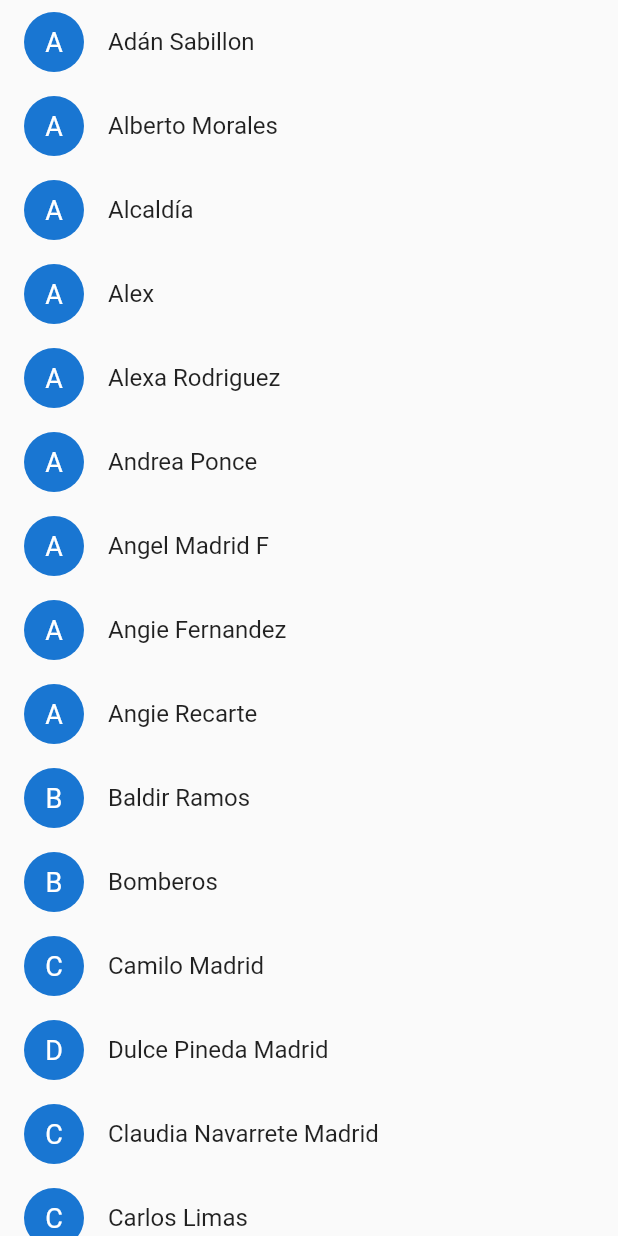
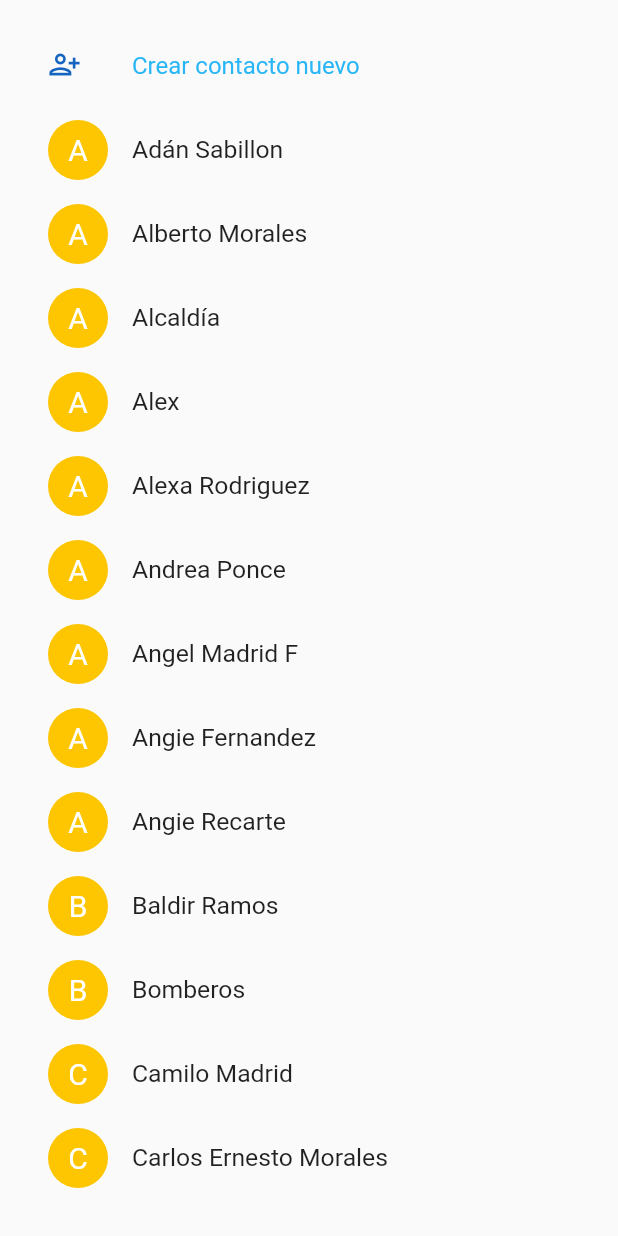
Before and after one commit to DMadrid03/LP-JDSM, a Flutter app: the screen it shows after launch, on a phone screen of 412 x 824 dp. Run offline on Flutter 3.47's test engine with Material 2 defaults, Android fonts, the phone set to English and light mode, and no system bars.

Commit message:
Colores aleatorios al circle avatar y ordenando la lista

```diff
--- a/tarea_2_0/lib/contact_detail.dart
+++ b/tarea_2_0/lib/contact_detail.dart
@@ -2,12 +2,22 @@ import 'package:flutter/material.dart';
 import 'package:tarea_2_0/ListTileIconButton.dart';
 import 'package:tarea_2_0/custom_buttons.dart';
 import 'package:tarea_2_0/custom_list_tile.dart';
+
+class ContactArguments {
+  final String name;
+  final String telNumber;
+  final String email;
+
+  ContactArguments(this.name, this.telNumber, this.email);
+}
 
 class ContactDetail extends StatelessWidget {
   const ContactDetail({super.key});
 
   @override
   Widget build(BuildContext context) {
+    final parameters =
+        ModalRoute.of(context)!.settings.arguments as ContactArguments;
     return Scaffold(
       appBar: AppBar(
         backgroundColor: Colors.white,
@@ -18,12 +28,12 @@ class ContactDetail extends StatelessWidget {
         child: SingleChildScrollView(
           child: Column(
             children: [
-              const CircleAvatar(
+              CircleAvatar(
                 radius: 50,
-                backgroundColor: Color(0xffdc3c6c),
+                backgroundColor: const Color(0xffdc3c6c),
                 child: Text(
-                  'P',
-                  style: TextStyle(
+                  parameters.name[0],
+                  style: const TextStyle(
                     fontSize: 60,
                     color: Colors.white,
                   ),
--- a/tarea_2_0/lib/contacts_page.dart
+++ b/tarea_2_0/lib/contacts_page.dart
@@ -1,196 +1,253 @@
 import 'package:flutter/material.dart';
+import 'dart:math';
+
+import 'package:tarea_2_0/contact_detail.dart';
 
 class ContactsPage extends StatelessWidget {
   ContactsPage({super.key});
 
   List<Map<String, dynamic>> contactos = [
     {
-      'Nombre': 'Adán Sabillon',
-      'Teléfono': '9933-5309',
-      'Correo': 'adans@unah.hn'
+      "Nombre": "Adán Sabillon",
+      "Teléfono": "9933-5309",
+      "Correo": "adans@unah.hn"
     },
     {
-      'Nombre': 'Alberto Morales',
-      'Teléfono': '9995-0819',
-      'Correo': 'a_morales@hotmail.com',
+      "Nombre": "Alberto Morales",
+      "Teléfono": "9995-0819",
+      "Correo": "a_morales@hotmail.com"
+    },
+    {"Nombre": "Alcaldía", "Teléfono": "100", "Correo": "a@gmail.com"},
+    {"Nombre": "Alex", "Teléfono": "9718-1620", "Correo": "rfig@gmail.com"},
+    {
+      "Nombre": "Alexa Rodriguez",
+      "Teléfono": "9642-3556",
+      "Correo": "a_rod@gmail.com"
+    },
+    {"Nombre": "Andrea Ponce", "Teléfono": "9777-3508", "Correo": "@gmail.com"},
+    {
+      "Nombre": "Angel Madrid F",
+      "Teléfono": "9679-4310",
+      "Correo": "amadrid@gmail.com"
     },
     {
-      'Nombre': 'Alcaldía',
-      'Teléfono': '100',
-      'Correo': 'a@gmail.com',
+      "Nombre": "Angie Fernandez",
+      "Teléfono": "9856-3226",
+      "Correo": "angi3fer@gmail.com"
     },
     {
-      'Nombre': 'Alex',
-      'Teléfono': '9718-1620',
-      'Correo': 'rfig@gmail.com',
+      "Nombre": "Angie Recarte",
+      "Teléfono": "3973-6009",
+      "Correo": "anicoleR@gmail.com"
     },
     {
-      'Nombre': 'Alexa Rodriguez',
-      'Teléfono': '9642-3556',
-      'Correo': 'a_rod@gmail.com',
+      "Nombre": "Baldir Ramos",
+      "Teléfono": "3199-5626",
+      "Correo": "bdlr@gmail.com"
     },
     {
-      'Nombre': 'Andrea Ponce',
-      'Teléfono': '9777-3508',
-      'Correo': '@gmail.com',
+      "Nombre": "Bomberos",
+      "Teléfono": "911",
+      "Correo": "bomberoshonduras@gmail.com"
     },
     {
-      'Nombre': 'Angel Madrid F',
-      'Teléfono': '9679-4310',
-      'Correo': 'amadrid@gmail.com',
+      "Nombre": "Camilo Madrid",
+      "Teléfono": "9683-6466",
+      "Correo": "camturcios@gmail.com"
     },
     {
-      'Nombre': 'Angie Fernandez',
-      'Teléfono': '9856-3226',
-      'Correo': 'angi3fer@gmail.com',
+      "Nombre": "Carlos Ernesto Morales",
+      "Teléfono": "1-226-505-0878",
+      "Correo": "carlosmorales@gmail.com"
     },
     {
-      'Nombre': 'Angie Recarte',
-      'Teléfono': '3973-6009',
-      'Correo': 'anicoleR@gmail.com',
+      "Nombre": "Carlos Limas",
+      "Teléfono": "9931-8846",
+      "Correo": "carloslimas@gmail.com"
     },
     {
-      'Nombre': 'Baldir Ramos',
-      'Teléfono': '3199-5626',
-      'Correo': 'bdlr@gmail.com',
+      "Nombre": "Carlos Trejo",
+      "Teléfono": "3290-1604",
+      "Correo": "carlostrejo@gmail.com"
     },
     {
-      'Nombre': 'Bomberos',
-      'Teléfono': '911',
-      'Correo': 'bomberoshonduras@gmail.com',
+      "Nombre": "Carolina Suazo",
+      "Teléfono": "9552-6062",
+      "Correo": "carolinasuazo@gmail.com"
     },
     {
-      'Nombre': 'Camilo Madrid',
-      'Teléfono': '9683-6466',
-      'Correo': 'camturcios@gmail.com',
+      "Nombre": "Cindy GJ",
+      "Teléfono": "9792-8697",
+      "Correo": "cindygj@gmail.com"
     },
     {
-      'Nombre': 'Dulce Pineda Madrid',
-      'Teléfono': '9570-0127',
-      'Correo': 'dulcepm@gmail.com'
+      "Nombre": "Claudia Navarrete Madrid",
+      "Teléfono": "8859-4903",
+      "Correo": "claudianm@gmail.com"
+    },
+    {"Nombre": "CONADEH", "Teléfono": "132", "Correo": "conadeh@gmail.com"},
+    {"Nombre": "CONATEL", "Teléfono": "185", "Correo": "conatel@gmail.com"},
+    {"Nombre": "Cruz Roja", "Teléfono": "911", "Correo": "cruzroja@gmail.com"},
+    {
+      "Nombre": "Daniel Eduardo Maradiaga",
+      "Teléfono": "8842-7659",
+      "Correo": "danieleduardom@gmail.com"
     },
     {
-      'Nombre': 'Claudia Navarrete Madrid',
-      'Teléfono': '8859-4903',
-      'Correo': 'claudianm@gmail.com'
+      "Nombre": "Daniel PJ",
+      "Teléfono": "9929-3670",
+      "Correo": "danielpj@gmail.com"
+    },
+    {"Nombre": "Danny", "Teléfono": "966-166-98", "Correo": "danny@gmail.com"},
+    {"Nombre": "Diana Confeccion", "Correo": "dianamarb@gmail.com"},
+    {
+      "Nombre": "Diana Pineda Madrid",
+      "Teléfono": "9748-3370",
+      "Correo": "dianapm@gmail.com"
     },
     {
-      'Nombre': 'Carlos Limas',
-      'Teléfono': '9931-8846',
-      'Correo': 'carloslimas@gmail.com'
+      "Nombre": "Dulce Pineda Madrid",
+      "Teléfono": "9570-0127",
+      "Correo": "dulcepm@gmail.com"
     },
-    {'Nombre': 'Danny', 'Teléfono': '966-166-98', 'Correo': 'danny@gmail.com'},
+    {"Nombre": "DEI", "Teléfono": "133", "Correo": "dei@gmail.com"},
     {
-      'Nombre': 'Diana Pineda Madrid',
-      'Teléfono': '9748-3370',
-      'Correo': 'dianapm@gmail.com'
+      "Nombre": "Denia Argueta",
+      "Teléfono": "9871-1880",
+      "Correo": "deniaargueta@gmail.com"
     },
     {
-      'Nombre': 'Denia Argueta',
-      'Teléfono': '9871-1880',
-      'Correo': 'deniaargueta@gmail.com'
+      "Nombre": "Devn Moises Pineda",
+      "Teléfono": "9994-6326",
+      "Correo": "devnmp@gmail.com"
+    },
+    {"Nombre": "Educacion", "Teléfono": "104", "Correo": "educacion@gmail.com"},
+    {
+      "Nombre": "Edy Sanchez",
+      "Teléfono": "9920-0916",
+      "Correo": "edysanchez@gmail.com"
+    },
+    {"Nombre": "Eeh", "Teléfono": "944-015-15", "Correo": "eeh@gmail.com"},
+    {"Nombre": "Elías", "Teléfono": "8780-2508", "Correo": "elias@gmail.com"},
+    {
+      "Nombre": "Emely Figueroa",
+      "Teléfono": "9640-3024",
+      "Correo": "emelyfigueroa@gmail.com"
     },
     {
-      'Nombre': 'David Decorador San Buena',
-      'Teléfono': '3170-7988',
-      'Correo': 'daviddsb@gmail.com'
+      "Nombre": "Empleo Temporal",
+      "Teléfono": "117",
+      "Correo": "empleotemporal@gmail.com"
+    },
+    {"Nombre": "Erika", "Teléfono": "9517-9566", "Correo": "erika@gmail.com"},
+    {
+      "Nombre": "Esperanza Sanchez",
+      "Teléfono": "9707-7969",
+      "Correo": "esperanzas@gmail.com"
     },
     {
-      'Nombre': 'David Limas',
-      'Teléfono': '9406-9619',
-      'Correo': 'davidlimas@gmail.com'
-    },
-    {'Nombre': 'Eeh', 'Teléfono': '944-015-15', 'Correo': 'eeh@gmail.com'},
-    {'Nombre': 'Elías', 'Teléfono': '8780-2508', 'Correo': 'elias@gmail.com'},
-    {
-      'Nombre': 'Daniel Eduardo Maradiaga',
-      'Teléfono': '8842-7659',
-      'Correo': 'danieleduardom@gmail.com'
+      "Nombre": "Gaby Fernandez",
+      "Teléfono": "9902-9015",
+      "Correo": "gabyfernandez@gmail.com"
     },
     {
-      'Nombre': 'Devin Moises Pineda',
-      'Teléfono': '9994-6326',
-      'Correo': 'devinmp@gmail.com'
+      "Nombre": "Estefany GJ",
+      "Teléfono": "9670-3464",
+      "Correo": "estefanygj@gmail.com"
     },
     {
-      'Nombre': 'Carlos Ernesto Morales',
-      'Teléfono': '1-226-505-0878',
-      'Correo': 'carlosmorales@gmail.com'
+      "Nombre": "Hilda Valladares",
+      "Teléfono": "9963-2994",
+      "Correo": "hildavalladares@gmail.com"
     },
     {
-      'Nombre': 'Cindy GJ',
-      'Teléfono': '9792-8697',
-      'Correo': 'cindygj@gmail.com'
+      "Nombre": "Gervacio Sanchez",
+      "Teléfono": "9769-9553",
+      "Correo": "gervacios@gmail.com"
     },
     {
-      'Nombre': 'Edy Sanchez',
-      'Teléfono': '9920-0916',
-      'Correo': 'edysanchez@gmail.com'
+      "Nombre": "Guido Martinez",
+      "Teléfono": "9774-9681",
+      "Correo": "guidomartinez@gmail.com"
     },
     {
-      'Nombre': 'Daniel PJ',
-      'Teléfono': '9929-3670',
-      'Correo': 'danielpj@gmail.com'
+      "Nombre": "Heberth Ponce",
+      "Teléfono": "9490-8206",
+      "Correo": "heberthponce@gmail.com"
     },
+    {"Nombre": "Henry Banegas", "Correo": "henrybanegas@gmail.com"},
+    {"Nombre": "ENEE", "Teléfono": "118", "Correo": "enee@gmail.com"},
+    {"Nombre": "FITT", "Teléfono": "137", "Correo": "fitt@gmail.com"},
+    {"Nombre": "FFAA", "Teléfono": "138", "Correo": "ffaa@gmail.com"},
+    {"Nombre": "Fabri Figueroa", "Correo": "fabrifigueroa@gmail.com"},
     {
-      'Nombre': 'Carolina Suazo',
-      'Teléfono': '9552-6062',
-      'Correo': 'carolinasuazo@gmail.com'
-    },
-    {
-      'Nombre': 'Christian Virgilo Madrid',
-      'Teléfono': '9281-2390',
-      'Correo': 'christianvirgilom@gmail.com'
-    },
-    {
-      'Nombre': 'Dayanara Sistemas',
-      'Teléfono': '9706-0246',
-      'Correo': 'dayanarasistemas@gmail.com'
-    },
-    {'Nombre': 'Educacion', 'Teléfono': '104', 'Correo': 'educacion@gmail.com'},
-    {'Nombre': 'COPECO', 'Teléfono': '911', 'Correo': 'copeco@gmail.com'},
-    {
-      'Nombre': 'Empleo Temporal',
-      'Teléfono': '117',
-      'Correo': 'empleotemporal@gmail.com'
-    },
-    {'Nombre': 'CONADEH', 'Teléfono': '132', 'Correo': 'conadeh@gmail.com'},
-    {'Nombre': 'DEI', 'Teléfono': '133', 'Correo': 'dei@gmail.com'},
-    {'Nombre': 'CNBS', 'Teléfono': '134', 'Correo': 'cnbs@gmail.com'},
-    {'Nombre': 'DNII', 'Teléfono': '143', 'Correo': 'dnii@gmail.com'},
-    {'Nombre': 'CONATEL', 'Teléfono': '185', 'Correo': 'conatel@gmail.com'},
-    {'Nombre': 'Cruz Roja', 'Teléfono': '911', 'Correo': 'cruzroja@gmail.com'},
-    {'Nombre': 'Diana Confeccion', 'Correo': 'dianamarb@gmail.com'},
-    {
-      'Nombre': 'Carlos Trejo',
-      'Teléfono': '3290-1604',
-      'Correo': 'carlostrejo@gmail.com'
-    },
-    {
-      'Nombre': 'Emely Figueroa',
-      'Teléfono': '9640-3024',
-      'Correo': 'emelyfigueroa@gmail.com'
+      "Nombre": "Guillermo Navarrete Madrid",
+      "Teléfono": "3380-8769",
+      "Correo": "guillermoN@gmail.com"
     }
   ];
-
+  final List<Color> colores = [
+    const Color(0xfffec600),
+    const Color(0xfffe9522),
+    const Color(0xff6341b2),
+    const Color(0xff23bed5),
+    const Color(0xffef2767)
+  ];
   @override
   Widget build(BuildContext context) {
     return Scaffold(
-      body: ListView.builder(
-        itemCount: contactos.length,
+      body: Padding(
+        padding: const EdgeInsets.all(16),
+        child: ListView.builder(
+          itemCount: contactos.length + 1, //contactos + boton "crear contacto"
           itemBuilder: (BuildContext context, int index) {
+            if (index == 0) {
+              // Elemento extra
               return ListTile(
-            title: Text(contactos[index]['Nombre']),
-            //subtitle: const Text('subtitulo'),
+                leading: Icon(
+                  Icons.person_add_alt_1_outlined,
+                  size: 22,
+                  color: Colors.blue[800],
+                ),
+                title: Text(
+                  'Crear contacto nuevo',
+                  style: TextStyle(color: Colors.lightBlue[400]),
+                ),
+                onTap: () {
+                  // Lógica cuando se hace clic en "Crear contacto nuevo"
+                  print('Crear contacto nuevo');
+                },
+              );
+            } else {
+              //color aleatorio de la lista
+              int indColor = Random().nextInt(4);
+              // Resto de elementos de la lista
+              index--;
+              return ListTile(
+                title: Text(
+                  contactos[index]['Nombre'],
+                  style: const TextStyle(fontSize: 16.5),
+                ),
                 leading: CircleAvatar(
+                  backgroundColor: colores[indColor],
                   child: Text(
-                contactos[index]['Nombre'][0],
-                style: const TextStyle(fontSize: 18, color: Colors.white),
+                    contactos[index]['Nombre'][0], //numero aleatorio
+                    style: const TextStyle(fontSize: 20, color: Colors.white),
                   ),
                 ),
-            onTap: () {},
+                onTap: () {
+                  // Lógica cuando se hace clic en otros elementos de la lista
+                  print('Contacto seleccionado: ${contactos[index]['Nombre']}');
+                  Navigator.pushNamed(context, '/contact_d',
+                      arguments: ContactArguments(
+                          '${contactos[index]['Nombre']}',
+                          '${contactos[index]['Teléfono']}',
+                          '${contactos[index]['Correo']}'));
+                },
               );
+            }
           },
+        ),
       ),
     );
   }
```
Lines whose indentation alone changed are shown as unchanged.
